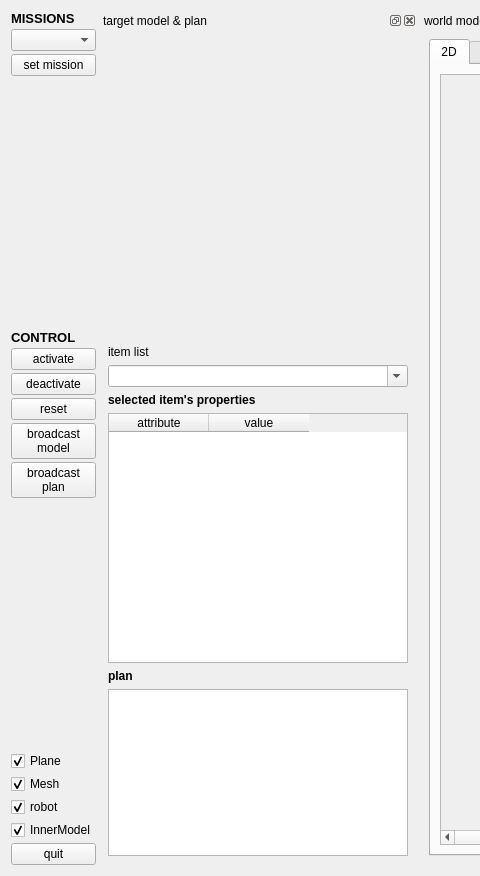
robocomp/robocomp-shelly, file components/missionAgent/src/guiDlg.ui: the form before one commit; both pictures show x 0 to 480 and y 0 to 876 of the 1201 by 876 pixel window.
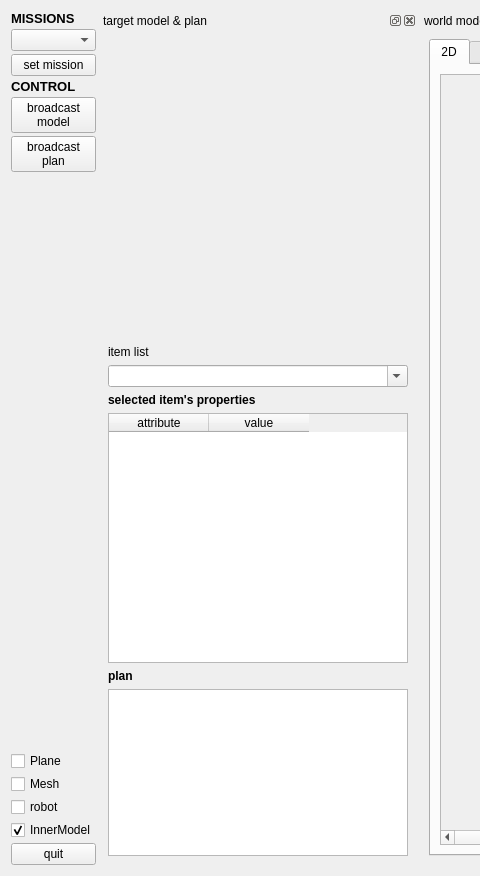
The form after the commit.

```diff
--- a/components/missionAgent/src/guiDlg.ui
+++ b/components/missionAgent/src/guiDlg.ui
@@ -38,19 +38,6 @@
          </property>
         </widget>
        </item>
-       <item>
-        <spacer name="verticalSpacer">
-         <property name="orientation">
-          <enum>Qt::Vertical</enum>
-         </property>
-         <property name="sizeHint" stdset="0">
-          <size>
-           <width>20</width>
-           <height>40</height>
-          </size>
-         </property>
-        </spacer>
-       </item>
        <item>
         <widget class="QLabel" name="label_2">
          <property name="font">
@@ -65,27 +52,6 @@
          </property>
         </widget>
        </item>
-       <item>
-        <widget class="QPushButton" name="activateButton">
-         <property name="text">
-          <string>activate</string>
-         </property>
-        </widget>
-       </item>
-       <item>
-        <widget class="QPushButton" name="deactivateButton">
-         <property name="text">
-          <string>deactivate</string>
-         </property>
-        </widget>
-       </item>
-       <item>
-        <widget class="QPushButton" name="resetButton">
-         <property name="text">
-          <string>reset</string>
-         </property>
-        </widget>
-       </item>
        <item>
         <widget class="QPushButton" name="broadcastModelButton">
          <property name="text">
@@ -121,7 +87,7 @@
           <string>Plane</string>
          </property>
          <property name="checked">
-          <bool>true</bool>
+          <bool>false</bool>
          </property>
         </widget>
        </item>
@@ -131,7 +97,7 @@
           <string>Mesh</string>
          </property>
          <property name="checked">
-          <bool>true</bool>
+          <bool>false</bool>
          </property>
         </widget>
        </item>
@@ -144,7 +110,7 @@
           <string>robot</string>
          </property>
          <property name="checked">
-          <bool>true</bool>
+          <bool>false</bool>
          </property>
         </widget>
        </item>
```
